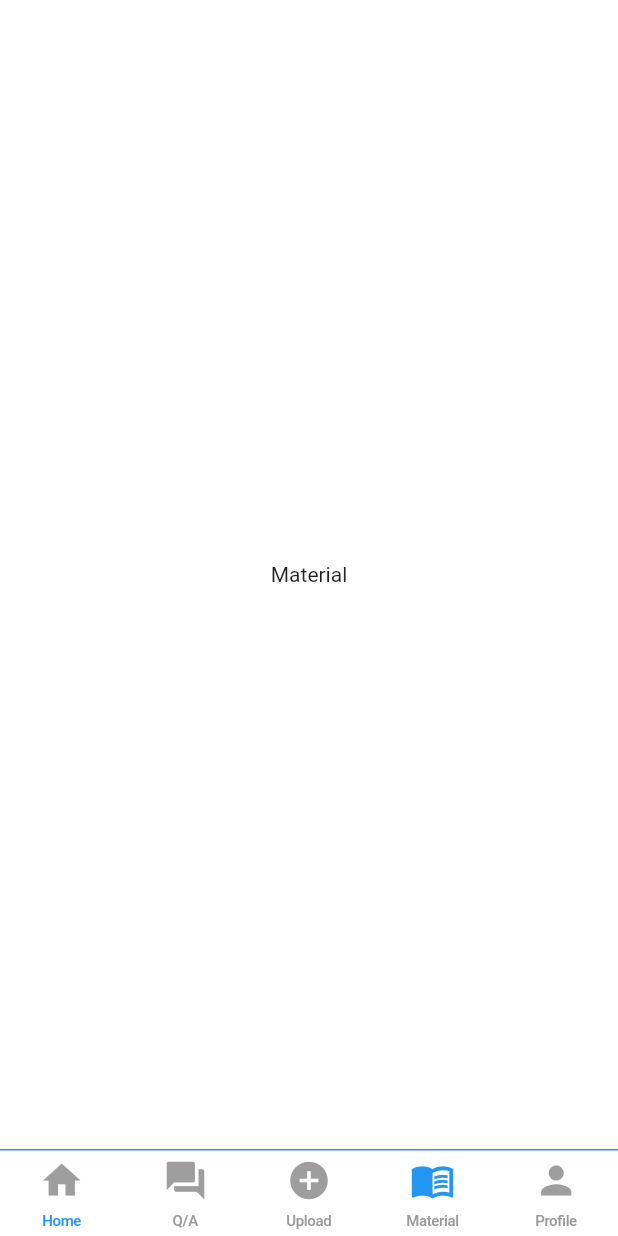
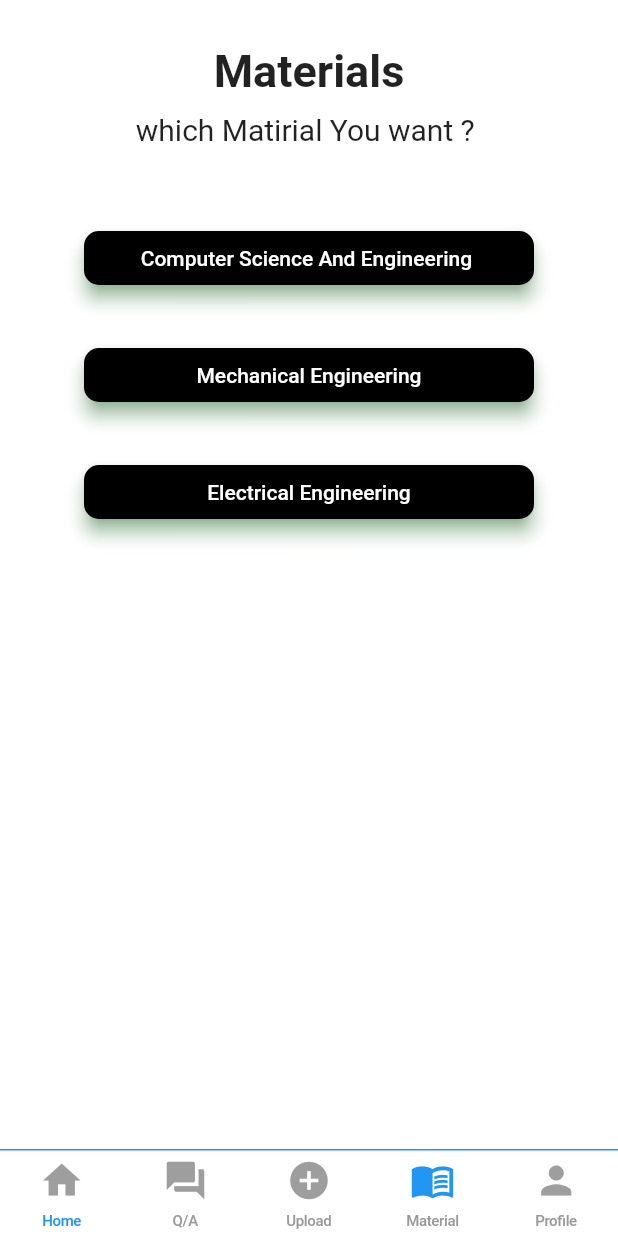
Before and after one commit to AyushPatel454/ASMP_Project, a Flutter app: the screen it shows once a user with an empty profile is signed in, swiped to page 4, on a phone screen of 412 x 824 dp. Run offline on Flutter 3.47's test engine with Material 2 defaults, Android fonts, the phone set to English and light mode, and no system bars; our stand-ins replace cloud_firestore, firebase_auth, firebase_core, firebase_storage, get, image_picker; accounts and stored records are empty; network calls fail.

Commit message:
yaksh Material folder added

```diff
--- /dev/null
+++ b/flutter_project/student_app/lib/screens/Material/Matirial_home.dart
@@ -0,0 +1,107 @@
+import 'package:flutter/material.dart';
+
+import 'branchs/Cse/Cse.dart';
+import 'branchs/elec/elec.dart';
+import 'branchs/mech/mech.dart';
+
+class MaterialHome extends StatefulWidget {
+  const MaterialHome({Key? key}) : super(key: key);
+
+  @override
+  State<MaterialHome> createState() => _MaterialHomeState();
+}
+
+class _MaterialHomeState extends State<MaterialHome> {
+  @override
+  Widget build(BuildContext context) {
+    return Center(
+      child: Column(
+
+        children: <Widget>[
+          SizedBox(height: 30,),
+          Text('Materials',
+            style: TextStyle(
+              fontWeight: FontWeight.bold,
+              fontSize: 30,
+            ),
+          ),
+          SizedBox(height: 10,),
+
+          Text('which Matirial You want ? ',
+            style: TextStyle(
+              fontSize: 20,
+
+            ),
+          ),
+          SizedBox(height: 50,),
+
+          ElevatedButton( child: Text('Computer Science And Engineering '),
+            style: ElevatedButton.styleFrom(
+              backgroundColor: Colors.black,
+              foregroundColor: Colors.white,
+              shadowColor: Colors.green,
+              elevation: 5,
+              shape: RoundedRectangleBorder(
+                borderRadius: BorderRadius.circular(10),
+              ),
+              minimumSize: Size(300, 36),
+            ),
+              onPressed:(){
+              Navigator.push(
+                  context,
+                MaterialPageRoute(builder: (context) => Cse()),
+                );
+              },
+
+          ),
+
+          SizedBox(height: 30,),
+
+          ElevatedButton(child: Text('Mechanical Engineering'),
+            style: ElevatedButton.styleFrom(
+              backgroundColor: Colors.black,
+              foregroundColor: Colors.white,
+              shadowColor: Colors.green,
+              elevation: 5,
+              shape: RoundedRectangleBorder(
+                borderRadius: BorderRadius.circular(10),
+              ),
+              minimumSize: Size(300, 36),
+            ),
+            onPressed:(){
+              Navigator.push(
+                context,
+                MaterialPageRoute(builder: (context) => Mech()),
+              );
+            },
+          ),
+
+          SizedBox(height: 30,),
+
+          ElevatedButton(
+            style: ElevatedButton.styleFrom(
+              backgroundColor: Colors.black,
+              foregroundColor: Colors.white,
+              shadowColor: Colors.green,
+              elevation: 5,
+              shape: RoundedRectangleBorder(
+                borderRadius: BorderRadius.circular(10),
+              ),
+              minimumSize: Size(300, 36),
+
+
+            ),
+            onPressed:(){
+              Navigator.push(
+                context,
+                MaterialPageRoute(builder: (context) => elec()),
+              );
+            },
+            child: Text('Electrical Engineering'),
+          ),
+
+        ],
+      ),
+    );
+  }
+}
--- a/flutter_project/student_app/lib/utils/global_variables.dart
+++ b/flutter_project/student_app/lib/utils/global_variables.dart
@@ -1,4 +1,5 @@
 import 'package:flutter/material.dart';
+import 'package:student_app/screens/Material/Matirial_home.dart';
 
 import '../screens/add_post_screen.dart';
 import '../screens/feed_screen.dart';
@@ -10,7 +11,8 @@
   FeedScreen(),
   QuestionFeed(),
   AddPostScreen(),
-  Center(child: Text('Material')),
+  // Center(child: Text('Material')),
+  MaterialHome(),
   Center(child: Text('profile')),
 ];
 
```
Also changed, not shown: flutter_project/student_app/lib/screens/Material/branchs/Cse/Cse.dart (added, +97 -0 lines), flutter_project/student_app/lib/screens/Material/branchs/Cse/subjects/computer_network.dart (added, +23 -0 lines), flutter_project/student_app/lib/screens/Material/branchs/elec/elec.dart (added, +86 -0 lines), flutter_project/student_app/lib/screens/Material/branchs/mech/mech.dart (added, +86 -0 lines).
